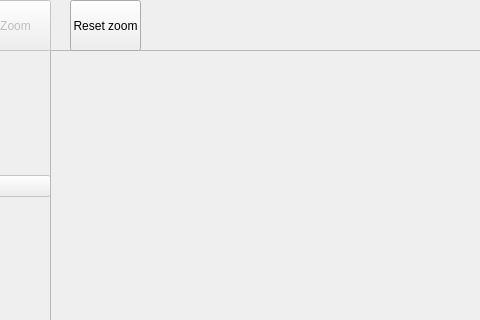
Old version of the form src/mainwindow.ui in the repository robedpixel/SmartMonitor-Python; both pictures show x 110 to 590 and y 0 to 320 of the 1303 by 672 pixel window.
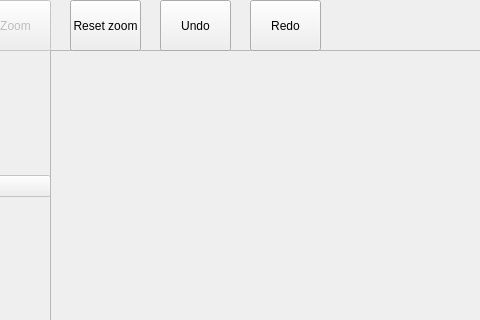
New version of the form.

Commit message: add more code for undo and redo, still not working, need to see how to repaint actions

The edit to the form file:
```diff
--- a/src/mainwindow.ui
+++ b/src/mainwindow.ui
@@ -245,6 +245,32 @@
      <bool>true</bool>
     </property>
    </widget>
+   <widget class="QPushButton" name="undoButton">
+    <property name="geometry">
+     <rect>
+      <x>270</x>
+      <y>0</y>
+      <width>71</width>
+      <height>51</height>
+     </rect>
+    </property>
+    <property name="text">
+     <string>Undo</string>
+    </property>
+   </widget>
+   <widget class="QPushButton" name="redoButton">
+    <property name="geometry">
+     <rect>
+      <x>360</x>
+      <y>0</y>
+      <width>71</width>
+      <height>51</height>
+     </rect>
+    </property>
+    <property name="text">
+     <string>Redo</string>
+    </property>
+   </widget>
   </widget>
   <widget class="QMenuBar" name="menubar">
    <property name="geometry">
```
The commit also changes 4 other files.
